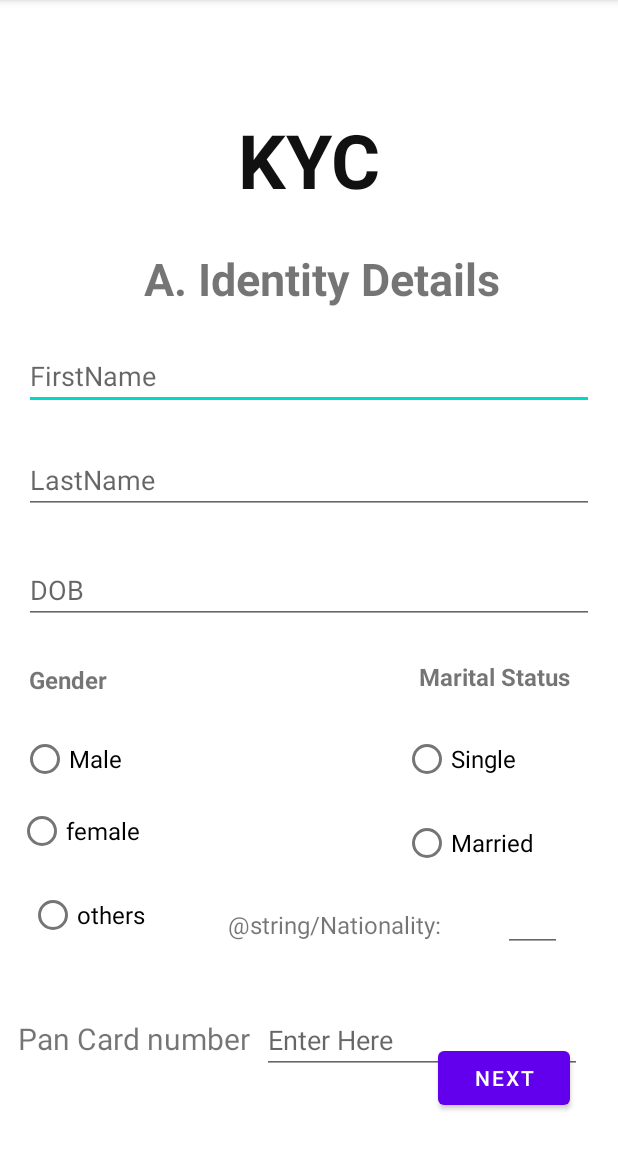
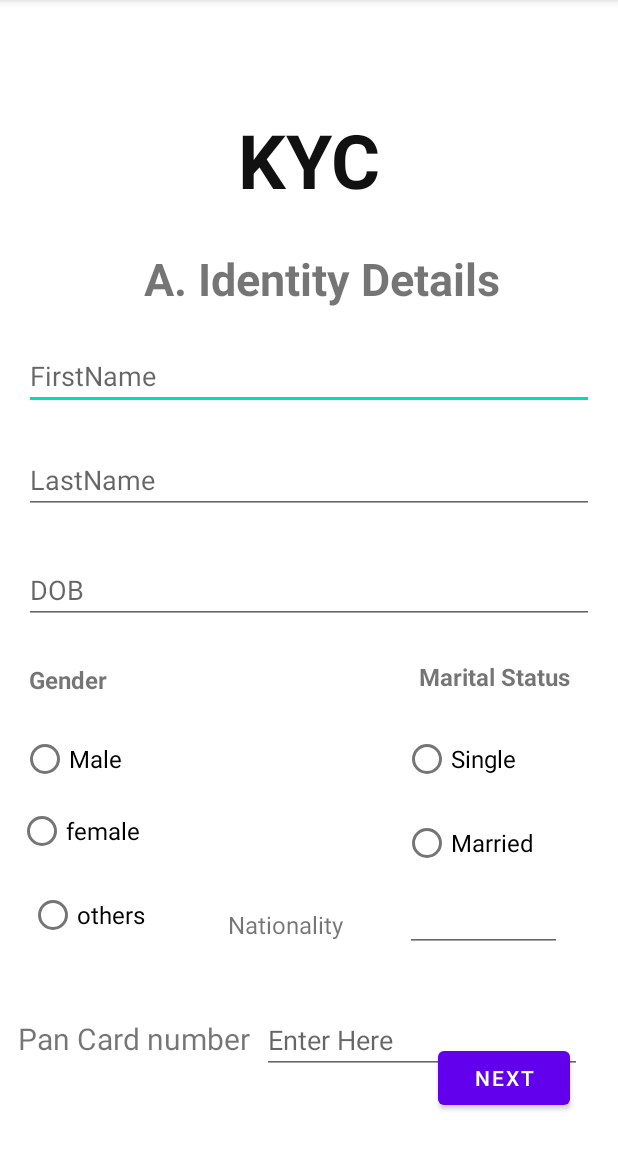
Before and after one commit to Ishika08jain/PocketBank, an Android app: the KycActivity screen opened directly, with no data from a screen before it, on a phone screen of 412 x 824 dp, the part 84-1236 px from its top. Run offline under Robolectric (Android 15) with nearby library versions, the light colour scheme and no system bars.

Commit message:
Merge remote-tracking branch 'origin/master'

```diff
--- a/app/src/main/res/layout/activity_kyc.xml
+++ b/app/src/main/res/layout/activity_kyc.xml
@@ -167,7 +167,7 @@
         android:layout_height="wrap_content"
         android:layout_marginEnd="41dp"
         android:layout_marginBottom="7dp"
-        android:text="@string/Nationality:"
+        android:text="@string/Nationality"
         android:textSize="16sp"
         app:layout_constraintBottom_toBottomOf="@+id/editTextTextPersonName5"
         app:layout_constraintEnd_toStartOf="@+id/editTextTextPersonName5"
```
Also changed, not shown: 1 other file.
